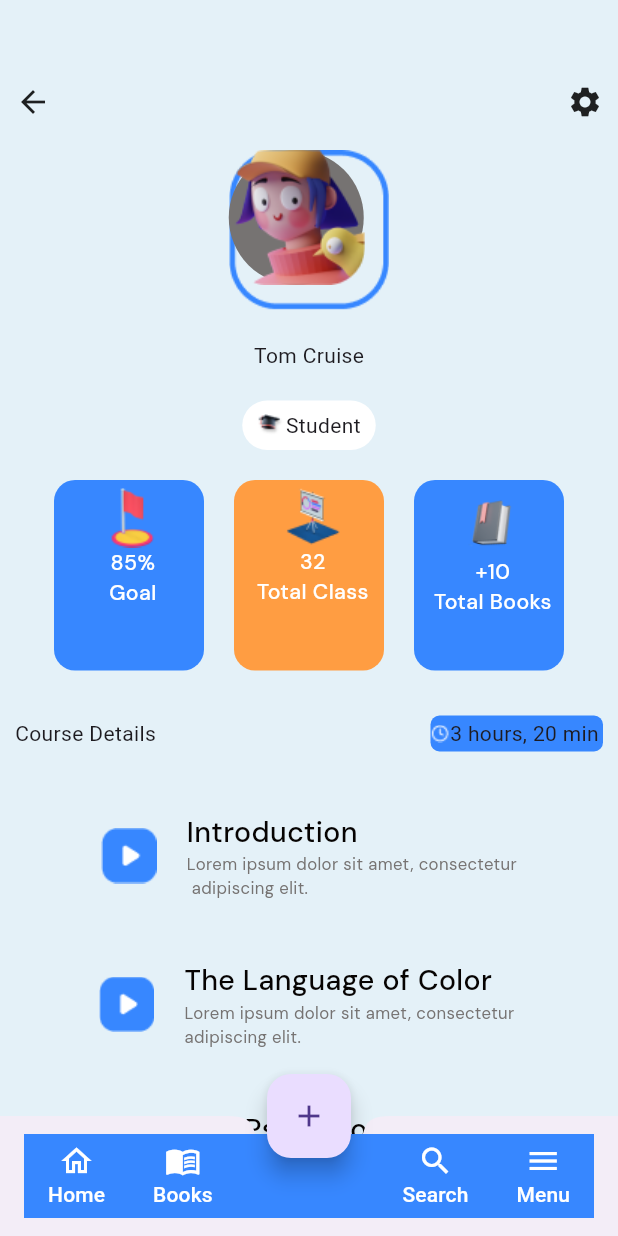
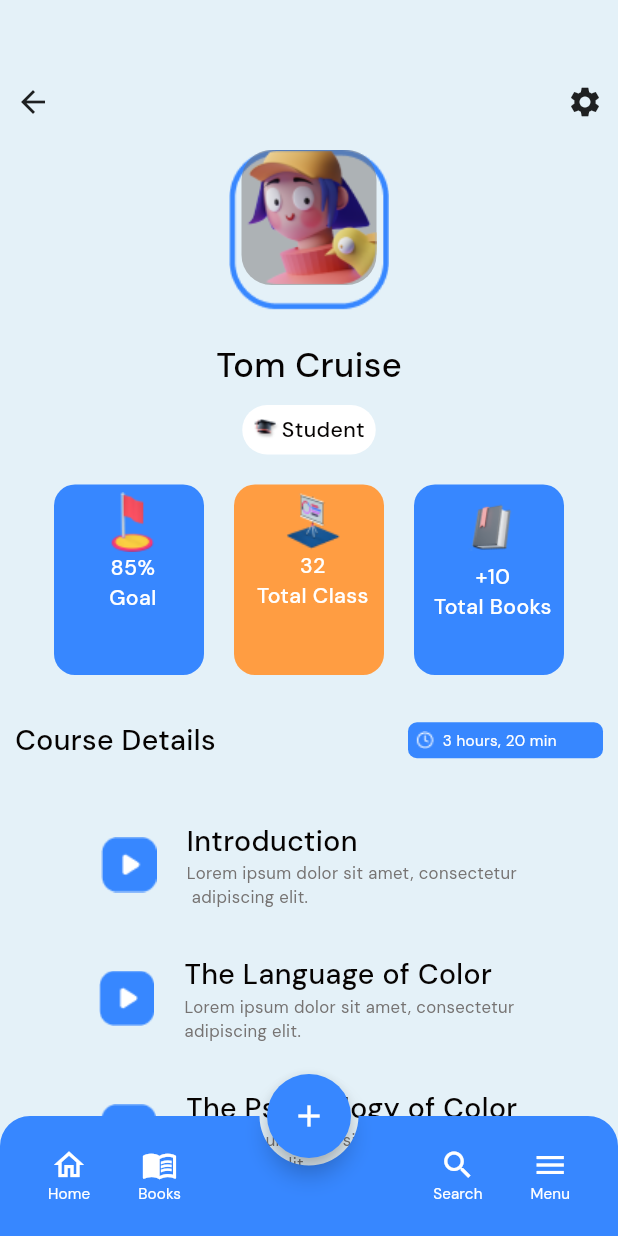
Before and after one commit to Tawasoulmohamedkhair/e_learning_app, a Flutter app: the OnlineCourseDetails screen opened directly, on a phone screen of 412 x 824 dp. Run offline on Flutter 3.47's test engine with Material 3 defaults, Android fonts, the phone set to English and light mode, and no system bars; our stand-ins replace flick_video_player, flutter_custom_clippers, flutter_screenutil, flutter_time_picker_spinner, google_fonts, responsive_sizer and 2 more; missing offline and left inert: clippy_flutter.

```diff
--- a/lib/views/coursepage/UI/onlinecoursdetails.dart
+++ b/lib/views/coursepage/UI/onlinecoursdetails.dart
@@ -1,11 +1,12 @@
 import 'package:e_learning_app/Theme/colors.dart';
+import 'package:e_learning_app/Theme/fontstyle.dart';
 import 'package:e_learning_app/views/coursepage/UI/books.dart';
 import 'package:e_learning_app/views/coursepage/UI/home.dart';
 import 'package:e_learning_app/views/coursepage/UI/menu.dart';
-import 'package:e_learning_app/views/coursepage/UI/online_courses_screen.dart';
 import 'package:e_learning_app/views/coursepage/UI/productdesign.dart';
 import 'package:e_learning_app/views/coursepage/UI/search.dart';
 import 'package:e_learning_app/views/coursepage/widget/onlinecourses/details_of_student.dart';
+import 'package:e_learning_app/views/coursepage/widget/onlinecourses/item_of_bottomnavigation.dart';
 import 'package:e_learning_app/views/coursepage/widget/onlinecourses/list_of_course_details.dart';
 import 'package:flutter/material.dart';
 
@@ -21,15 +22,15 @@
   int currentTab = 0;
 
   final List<Widget> screens = [
-    Home(),
-    Books(),
-    SearchScreen(),
-    MenuScreen(),
+    const Home(),
+    const Books(),
+    const SearchScreen(),
+    const MenuScreen(),
   ];
 
   final PageStorageBucket bucket = PageStorageBucket();
 
-  Widget currentScreen = Home();
+  Widget currentScreen = const Home();
 
   @override
   Widget build(BuildContext context) {
@@ -39,168 +40,138 @@
         backgroundColor: lavender,
       ),
       floatingActionButton: FloatingActionButton(
-        child: Icon(Icons.add),
+        shape: CircleBorder(),
+        backgroundColor: bluecolor,
+        child: const Icon(color: Colors.white, Icons.add),
         onPressed: () {},
       ),
       floatingActionButtonLocation: FloatingActionButtonLocation.centerDocked,
       bottomNavigationBar: BottomAppBar(
-          shape: CircularNotchedRectangle(),
-          notchMargin: 10,
-          child: Container(
+        elevation: 0.3,
+        notchMargin: 5,
+        clipBehavior: Clip.antiAlias,
         color: bluecolor,
-            width: double.infinity,
-            height: 60,
+        shape: AutomaticNotchedShape(
+            RoundedRectangleBorder(
+                borderRadius: BorderRadius.only(
+                    topLeft: Radius.circular(20),
+                    topRight: Radius.circular(20))),
+            RoundedRectangleBorder(
+                borderRadius: BorderRadius.all(Radius.circular(50)))),
         child: Row(
           mainAxisAlignment: MainAxisAlignment.spaceBetween,
           children: <Widget>[
             Row(
               crossAxisAlignment: CrossAxisAlignment.start,
               children: <Widget>[
-                      MaterialButton(
-                        minWidth: 40,
-                        onPressed: () {
+                itemofbottomnavigationbar(
+                  () {
                     setState(() {
-                            currentScreen = Home();
+                      currentScreen = const Home();
                       currentTab = 0;
                     });
                   },
-                        child: Column(
-                          mainAxisAlignment: MainAxisAlignment.center,
-                          children: <Widget>[
-                            Icon(Icons.home_outlined, color: Colors.white),
-                            Text(
                   'Home',
-                              style: TextStyle(color: Colors.white),
+                  Icons.home_outlined,
                 ),
-                          ],
-                        ),
-                      ),
-                      MaterialButton(
-                        minWidth: 19,
-                        onPressed: () {
+                itemofbottomnavigationbar(
+                  () {
                     setState(() {
-                            currentScreen = Books();
+                      currentScreen = const Books();
                       currentTab = 1;
                     });
                   },
-                        child: Column(
-                          mainAxisAlignment: MainAxisAlignment.center,
-                          children: <Widget>[
-                            Icon(Icons.menu_book_outlined, color: Colors.white),
-                            Text(
                   'Books',
-                              style: TextStyle(color: Colors.white),
+                  Icons.menu_book_outlined,
                 ),
-                          ],
-                        ),
-                      )
+
               ],
             ),
             Row(
               crossAxisAlignment: CrossAxisAlignment.start,
               children: <Widget>[
-                      MaterialButton(
-                        minWidth: 40,
-                        onPressed: () {
+
+                itemofbottomnavigationbar(
+                  () {
                     setState(() {
-                            currentScreen = SearchScreen();
+                      currentScreen = const SearchScreen();
                       currentTab = 2;
                     });
                   },
-                        child: Column(
-                          mainAxisAlignment: MainAxisAlignment.center,
-                          children: <Widget>[
-                            Icon(
+                  'Search',
                   Icons.search,
-                              color: Colors.white,
+
                 ),
-                            Text(
-                              'Search',
-                              style: TextStyle(
-                                color: Colors.white,
+                itemofbottomnavigationbar(
+                  () {
+                    setState(() {
+                      currentScreen = const MenuScreen();
+                      currentTab = 3;
+                    });
+                  },
+                  'Menu',
+                  Icons.menu,
                 ),
+              ],
             ),
           ],
         ),
       ),
-                      MaterialButton(
-                        minWidth: 40,
-                        onPressed: () {
-                          setState(() {
-                            currentScreen = MenuScreen();
-                            currentTab = 3;
-                          });
-                        },
-                        child: Column(
-                          mainAxisAlignment: MainAxisAlignment.center,
-                          children: <Widget>[
-                            Icon(
-                              Icons.menu,
-                              color: Colors.white,
-                            ),
-                            Text(
-                              'Menu',
-                              style: TextStyle(
-                                color: Colors.white,
-                              ),
-                            ),
-                          ],
-                        ),
-                      )
-                    ],
-                  ),
-                ]),
-          )),
       body: SafeArea(
           child: Container(
-        padding: EdgeInsets.only(left: 10, right: 10),
+        padding: const EdgeInsets.only(left: 10, right: 10),
         child: Column(
           children: [
             Row(
               mainAxisAlignment: MainAxisAlignment.spaceBetween,
               children: [
+                const Icon(Icons.arrow_back),
                 InkWell(
                     onTap: () {
                       Navigator.pushReplacement(
                         context,
                         MaterialPageRoute(
-                            builder: (context) => OnlineCoursesScreen(),
-                          ));
-                    },
-                    child: InkWell(
-                        onTap: () {
-                          Navigator.pushReplacement(
-                            context,
-                            MaterialPageRoute(
-                              builder: (context) => ProductDesginScreen(),
+                          builder: (context) => const ProductDesginScreen(),
                         ),
                       );
                     },
-                        child: Icon(Icons.arrow_back))),
-                Icon(Icons.settings),
+                    child: const Icon(Icons.settings)),
               ],
             ),
-            SizedBox(
+            const SizedBox(
               height: 20,
             ),
-            Stack(children: [
-              Image.asset('assets/images/Rectangle 896.png'),
-              Container(
+            Align(
+              child: Stack(children: [
+                Align(
+                    alignment: Alignment.center,
+                    child: Image.asset('assets/images/Rectangle 896.png')),
+                Align(
+                  alignment: Alignment.center,
+                  child: Container(
                     width: 90,
                     height: 90,
                     decoration: BoxDecoration(
-                  borderRadius: BorderRadius.circular(50),
-                  color: sonicSilver,
+                      borderRadius: BorderRadius.circular(20),
+                      color: sonicSilver.withOpacity(.5),
                     ),
                   ),
-              Image.asset('assets/images/Mask Group.png'),
+                ),
+                Center(
+                  child: Image.asset(
+                      width: 90, height: 90, 'assets/images/Mask Group.png'),
+                ),
               ]),
-            SizedBox(
+            ),
+            const SizedBox(
               height: 20,
             ),
-            Text('Tom Cruise'),
-            SizedBox(
-              height: 20,
+            Text(
+              'Tom Cruise',
+              style: fonsize23w500,
+            ),
+            const SizedBox(
+              height: 10,
             ),
             Container(
               decoration: BoxDecoration(
@@ -213,11 +184,14 @@
                 mainAxisAlignment: MainAxisAlignment.center,
                 children: [
                   Image.asset('assets/images/cap 1.png'),
-                  Text('Student'),
+                  Text(
+                    'Student',
+                    style: fontsize14w500,
+                  ),
                 ],
               ),
             ),
-            SizedBox(
+            const SizedBox(
               height: 20,
             ),
             Row(
@@ -230,7 +204,7 @@
                     '85%',
                     'Goal',
                     bluecolor),
-                SizedBox(
+                const SizedBox(
                   width: 20,
                 ),
                 detailsofstudent(
@@ -239,7 +213,7 @@
                     '32',
                     'Total Class',
                     Lightorange),
-                SizedBox(
+                const SizedBox(
                   width: 20,
                 ),
                 detailsofstudent(
@@ -250,43 +224,53 @@
                     bluecolor),
               ],
             ),
-            SizedBox(
+            const SizedBox(
               height: 30,
             ),
             Row(
               mainAxisAlignment: MainAxisAlignment.spaceBetween,
               children: [
-                Text('Course Details'),
+                Text(
+                  'Course Details',
+                  style: fontsize19w500,
+                ),
                 Container(
-                  width: 115,
+                  padding: EdgeInsets.only(left: 5, right: 5),
+                  width: 130,
                   height: 24,
                   decoration: BoxDecoration(
                       color: bluecolor, borderRadius: BorderRadius.circular(6)),
                   child: Row(
                     children: [
                       Image.asset('assets/images/Clocks.png'),
-                      Text('3 hours, 20 min'),
+                      SizedBox(
+                        width: 5,
+                      ),
+                      Text(
+                        '3 hours, 20 min',
+                        style: fontsize10,
+                      ),
                     ],
                   ),
                 ),
               ],
             ),
-            SizedBox(
+            const SizedBox(
               height: 40,
             ),
             listofcoursedetails(
                 Image.asset('assets/images/Group 23.png'),
                 'Introduction',
                 'Lorem ipsum dolor sit amet, consectetur\n adipiscing elit.'),
-            SizedBox(
-              height: 40,
+            const SizedBox(
+              height: 30,
             ),
             listofcoursedetails(
                 Image.asset('assets/images/Group 23.png'),
                 'The Language of Color',
                 'Lorem ipsum dolor sit amet, consectetur \nadipiscing elit.'),
-            SizedBox(
-              height: 40,
+            const SizedBox(
+              height: 30,
             ),
             listofcoursedetails(
                 Image.asset('assets/images/Group 23.png'),
--- a/lib/views/coursepage/UI/productDesignDetails.dart
+++ b/lib/views/coursepage/UI/productDesignDetails.dart
@@ -1,3 +1,4 @@
+import 'package:e_learning_app/Theme/colors.dart';
 import 'package:e_learning_app/views/coursepage/UI/productdesign.dart';
 import 'package:e_learning_app/views/coursepage/widget/productdesign/course_container.dart';
 import 'package:video_player/video_player.dart';
@@ -55,7 +56,7 @@
                         aspectRatio: 12 / 7,
                         child: FlickVideoPlayer(flickManager: flickManager)),
                   ),
-                  coursecontainer(Colors.white)
+                  coursecontainer(lavender)
                 ]),
           ),
         )));
--- /dev/null
+++ b/lib/views/coursepage/widget/onlinecourses/item_of_bottomnavigation.dart
@@ -0,0 +1,26 @@
+import 'package:e_learning_app/Theme/fontstyle.dart';
+import 'package:flutter/material.dart';
+
+Widget itemofbottomnavigationbar(
+    VoidCallback onPressed, String text, IconData icon) {
+  return MaterialButton(
+    minWidth: 40,
+    onPressed: onPressed,
+    child: Column(
+      mainAxisAlignment: MainAxisAlignment.center,
+      children: <Widget>[
+        Icon(color: Colors.white, icon),
+        Text(
+          text,
+          style: fontsize10,
+        ),
+      ],
+    ),
+  );
+}
+/*
+
+
+*/
+//
+//
--- a/lib/views/coursepage/widget/productdesign/bottom_container.dart
+++ b/lib/views/coursepage/widget/productdesign/bottom_container.dart
@@ -1,17 +1,20 @@
 import 'package:e_learning_app/Theme/colors.dart';
+import 'package:e_learning_app/Theme/fontstyle.dart';
 import 'package:flutter/material.dart';
 
 //the last section of product screen include BuyNow button
 Widget bottomcontainer(
-  Color color2, {
+  Color color2,
+  Color color1, {
   required Color color,
+
   required String text1,
 }) {
   return Container(
     padding: EdgeInsets.only(left: 20),
     height: 89,
     decoration:
-        BoxDecoration(color: lavender, borderRadius: BorderRadius.circular(16)),
+        BoxDecoration(color: color1, borderRadius: BorderRadius.circular(16)),
     child: Row(
       mainAxisAlignment: MainAxisAlignment.spaceBetween,
       children: [
@@ -33,13 +36,13 @@
               width: 236,
               height: 50,
               decoration: BoxDecoration(
-                color: color,
+                color: color2,
                 borderRadius: BorderRadius.circular(20),
               ),
               child: Center(
                   child: Text(
                 text1,
-                style: TextStyle(color: color2),
+                style: fontsize18w500,
               )),
             ),
           ],
--- a/lib/views/coursepage/widget/productdesign/course_container.dart
+++ b/lib/views/coursepage/widget/productdesign/course_container.dart
@@ -39,7 +39,7 @@
             height: 20,
           ),
           Center(
-            child: Icon(Icons.arrow_drop_down),
+            child: Icon(Icons.keyboard_arrow_down_outlined),
           ),
           SizedBox(
             height: 10,
@@ -85,9 +85,11 @@
             height: 40,
           ),
           bottomcontainer(
-            color: bluecolor,
+           bluecolor, lavender,
             text1: 'Buy Now',
-            Colors.white,
+            color: lavender
+
+
           ),
         ]),
       ],
--- a/lib/views/coursepage/widget/productdesign/course_details.dart
+++ b/lib/views/coursepage/widget/productdesign/course_details.dart
@@ -13,7 +13,10 @@
 }) {
   return Container(
     padding: EdgeInsets.only(left: 20, right: 20),
-    child: Row(mainAxisAlignment: MainAxisAlignment.spaceBetween, children: [
+    child: Row(
+        mainAxisAlignment: MainAxisAlignment.spaceEvenly,
+        crossAxisAlignment: CrossAxisAlignment.start,
+        children: [
       Text(
         text1,
         style: fontsize24,
@@ -22,6 +25,8 @@
         width: 60,
       ),
       Column(
+            mainAxisAlignment: MainAxisAlignment.spaceBetween,
+            crossAxisAlignment: CrossAxisAlignment.start,
         children: [
           Text(
             text2,
@@ -43,7 +48,7 @@
               style: fontsize15,
             ),
             SizedBox(
-              width: 20,
+                  width: 40,
             ),
             if (text1 == '01')
               Container(
@@ -56,7 +61,7 @@
         ],
       ),
       SizedBox(
-        width: 120,
+            width: 100,
       ),
           Container(
             width: 44,
```
Lines whose indentation alone changed are shown as unchanged.
